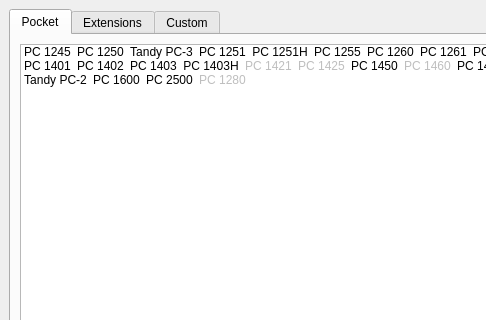
Before: the Qt Designer form ui/startup.ui in TheProjecter/pockemul, drawn with Qt 5; both pictures show x 0 to 486 and y 0 to 320 of the 704 by 557 pixel window.
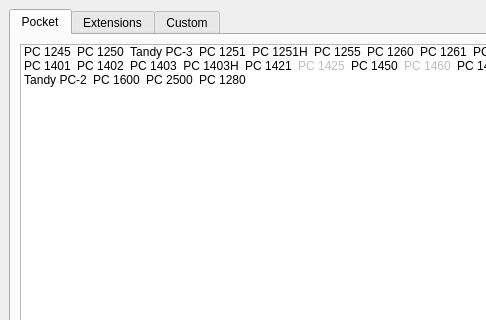
After: the same form once the commit is applied. Icons and pictures are not drawn.

Diff of the .ui file:
```diff
--- a/ui/startup.ui
+++ b/ui/startup.ui
@@ -241,9 +241,6 @@
            <iconset resource="../resources/pc1421.qrc">
             <normaloff>:/PC1421/pc1421/pc-1421.jpg</normaloff>:/PC1421/pc1421/pc-1421.jpg</iconset>
           </property>
-          <property name="flags">
-           <set>ItemIsSelectable|ItemIsDragEnabled|ItemIsUserCheckable</set>
-          </property>
          </item>
          <item>
           <property name="text">
@@ -340,9 +337,6 @@
            <iconset resource="../resources/pc1280.qrc">
             <normaloff>:/PC1280/pc1280/pc-1280.jpg</normaloff>:/PC1280/pc1280/pc-1280.jpg</iconset>
           </property>
-          <property name="flags">
-           <set>ItemIsSelectable|ItemIsDragEnabled|ItemIsUserCheckable</set>
-          </property>
          </item>
         </widget>
        </item>
```
